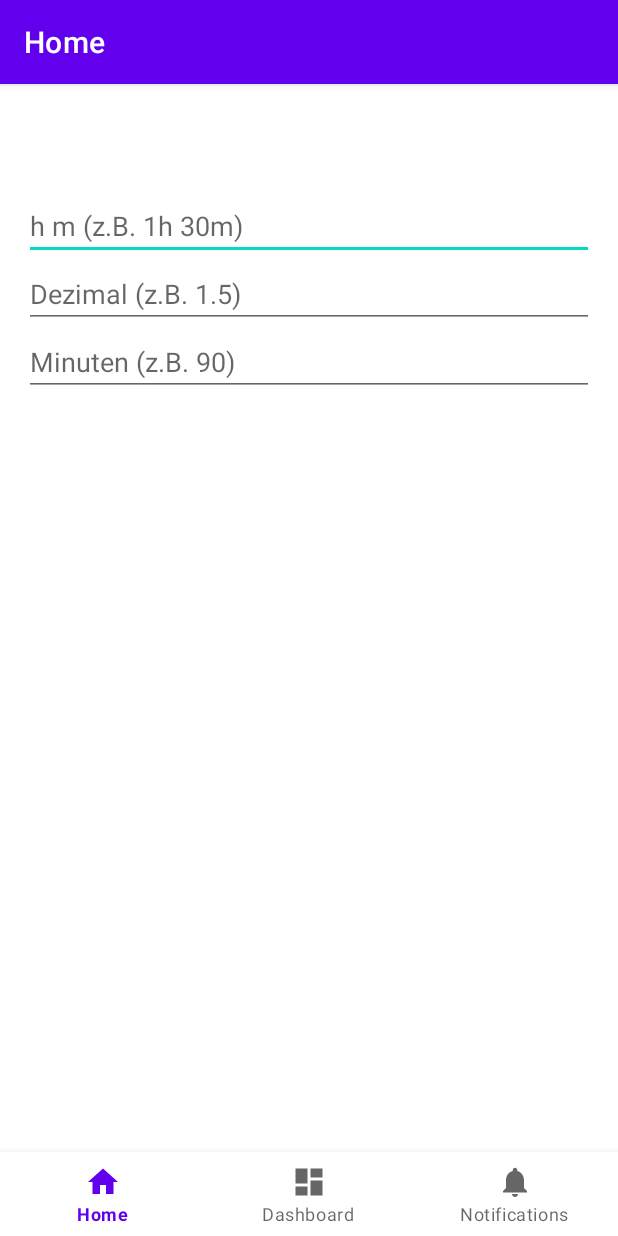
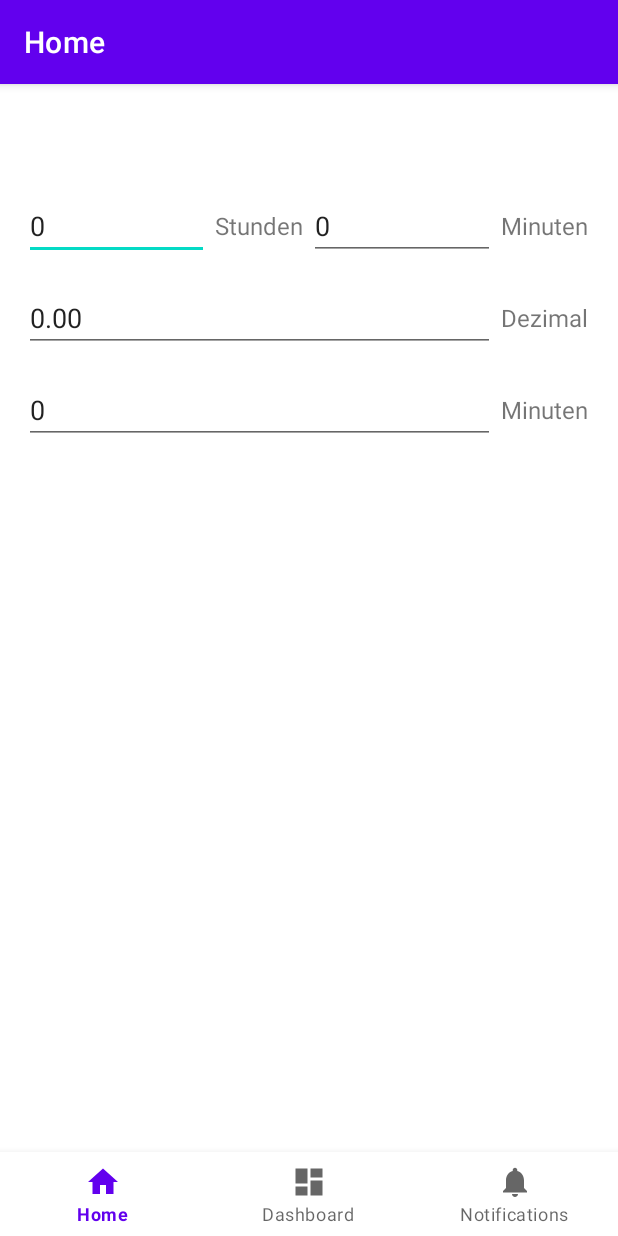
Before and after one commit to CodingRobIT/TimeCalculatorApp, an Android app: the screen it shows after launch (MainActivity), on a phone screen of 412 x 824 dp. Run offline under Robolectric (Android 15) with nearby library versions, the phone set to English and light mode, and no system bars; our stand-ins replace navigation-ui.

Commit message:
change HHMM field to two separated field one for hour and one for minutes. also added 0 as default for direct calculation

```diff
--- a/src/main/java/com/robins/timecalculator/ui/home/HomeFragment.java
+++ b/src/main/java/com/robins/timecalculator/ui/home/HomeFragment.java
@@ -14,7 +14,7 @@ import com.robins.timecalculator.R;
 
 public class HomeFragment extends Fragment {
 
-    private EditText editTextHHMM, editTextDecimal, editTextMinutes;
+    private EditText editTextHours, editTextMinutes, editTextDecimal, editTextTotalMinutes;
     private boolean isUpdating = false;
 
     @Nullable
@@ -22,11 +22,18 @@ public class HomeFragment extends Fragment {
     public View onCreateView(LayoutInflater inflater, ViewGroup container, Bundle savedInstanceState) {
         View view = inflater.inflate(R.layout.fragment_home, container, false);
 
-        editTextHHMM = view.findViewById(R.id.editTextHHMM);
+        editTextHours = view.findViewById(R.id.editTextHours);
+        editTextMinutes = view.findViewById(R.id.editTextMinutes);
         editTextDecimal = view.findViewById(R.id.editTextDecimal);
-        editTextMinutes = view.findViewById(R.id.editTextMinutes);
+        editTextTotalMinutes = view.findViewById(R.id.editTextTotalMinutes);
 
-        editTextHHMM.addTextChangedListener(new TextWatcher() {
+        // Setze Standardwerte
+        editTextHours.setText("0");
+        editTextMinutes.setText("0");
+        editTextDecimal.setText("0.00");
+        editTextTotalMinutes.setText("0");
+
+        editTextHours.addTextChangedListener(new TextWatcher() {
             @Override
             public void beforeTextChanged(CharSequence s, int start, int count, int after) {}
 
@@ -35,6 +42,24 @@ public class HomeFragment extends Fragment {
                 if (!isUpdating) {
                     isUpdating = true;
                     convertFromHHMM(s.toString());
+                    updateCalculation();
+                    isUpdating = false;
+                }
+            }
+
+            @Override
+            public void afterTextChanged(Editable s) {}
+        });
+
+        editTextMinutes.addTextChangedListener(new TextWatcher() {
+            @Override
+            public void beforeTextChanged(CharSequence s, int start, int count, int after) {}
+
+            @Override
+            public void onTextChanged(CharSequence s, int start, int before, int count) {
+                if (!isUpdating) {
+                    isUpdating = true;
+                    updateCalculation();
                     isUpdating = false;
                 }
             }
@@ -60,7 +85,7 @@ public class HomeFragment extends Fragment {
             public void afterTextChanged(Editable s) {}
         });
 
-        editTextMinutes.addTextChangedListener(new TextWatcher() {
+        editTextTotalMinutes.addTextChangedListener(new TextWatcher() {
             @Override
             public void beforeTextChanged(CharSequence s, int start, int count, int after) {}
 
@@ -102,8 +127,10 @@ public class HomeFragment extends Fragment {
             int hours = totalMinutes / 60;
             int minutes = totalMinutes % 60;
 
-            editTextHHMM.setText(hours + "h " + minutes + "m");
-            editTextMinutes.setText(String.valueOf(totalMinutes));
+            // Stunden und Minuten in die jeweiligen Felder eintragen
+            editTextHours.setText(String.valueOf(hours));
+            editTextMinutes.setText(String.valueOf(minutes));
+            editTextTotalMinutes.setText(String.valueOf(totalMinutes));
         } catch (Exception ignored) {}
     }
 
@@ -114,8 +141,32 @@ public class HomeFragment extends Fragment {
             int minutes = totalMinutes % 60;
             double decimalHours = totalMinutes / 60.0;
 
-            editTextHHMM.setText(hours + "h " + minutes + "m");
+            // Stunden, Minuten und Dezimalwert in die jeweiligen Felder eintragen
+            editTextHours.setText(String.valueOf(hours));
+            editTextMinutes.setText(String.valueOf(minutes));
             editTextDecimal.setText(String.format("%.2f", decimalHours));
+            editTextTotalMinutes.setText(String.valueOf(totalMinutes)); // notwendig?
         } catch (Exception ignored) {}
     }
+
+    // Methode zur Berechnung der Werte
+    private void updateCalculation() {
+        try {
+            // Stunden und Minuten aus den Feldern holen
+            int hours = Integer.parseInt(editTextHours.getText().toString());
+            int minutes = Integer.parseInt(editTextMinutes.getText().toString());
+
+            // Gesamtminuten berechnen
+            int totalMinutes = (hours * 60) + minutes;
+            editTextTotalMinutes.setText(String.valueOf(totalMinutes));
+
+            // Dezimalwert berechnen
+            double decimal = hours + (minutes / 60.0);
+            editTextDecimal.setText(String.format("%.2f", decimal));
+        } catch (NumberFormatException e) {
+            // Falls keine gültigen Zahlen eingegeben wurden
+            editTextTotalMinutes.setText("");
+            editTextDecimal.setText("");
+        }
+    }
 }
--- a/src/main/res/layout/fragment_home.xml
+++ b/src/main/res/layout/fragment_home.xml
@@ -5,25 +5,86 @@
     android:orientation="vertical"
     android:padding="16dp">
 
-    <EditText
-        android:id="@+id/editTextHHMM"
+    <!-- Zeilenlayout für Stunden und Minuten -->
+    <LinearLayout
         android:layout_width="match_parent"
         android:layout_height="wrap_content"
-        android:hint="h m (z.B. 1h 30m)"
-        android:inputType="text" />
+        android:orientation="horizontal"
+        android:gravity="center_vertical">
 
-    <EditText
-        android:id="@+id/editTextDecimal"
+        <EditText
+            android:id="@+id/editTextHours"
+            android:layout_width="0dp"
+            android:layout_weight="1"
+            android:layout_height="wrap_content"
+            android:hint="Stunden"
+            android:inputType="number" />
+
+        <TextView
+            android:layout_width="wrap_content"
+            android:layout_height="wrap_content"
+            android:text=" Stunden "
+            android:textSize="16sp" />
+
+        <EditText
+            android:id="@+id/editTextMinutes"
+            android:layout_width="0dp"
+            android:layout_weight="1"
+            android:layout_height="wrap_content"
+            android:hint="Minuten"
+            android:inputType="number" />
+
+        <TextView
+            android:layout_width="wrap_content"
+            android:layout_height="wrap_content"
+            android:text=" Minuten "
+            android:textSize="16sp" />
+    </LinearLayout>
+
+    <!-- Dezimalfeld -->
+    <LinearLayout
         android:layout_width="match_parent"
         android:layout_height="wrap_content"
-        android:hint="Dezimal (z.B. 1.5)"
-        android:inputType="numberDecimal" />
+        android:orientation="horizontal"
+        android:gravity="center_vertical"
+        android:layout_marginTop="16dp">
 
-    <EditText
-        android:id="@+id/editTextMinutes"
+        <EditText
+            android:id="@+id/editTextDecimal"
+            android:layout_width="0dp"
+            android:layout_weight="1"
+            android:layout_height="wrap_content"
+            android:hint="Dezimal"
+            android:inputType="numberDecimal" />
+
+        <TextView
+            android:layout_width="wrap_content"
+            android:layout_height="wrap_content"
+            android:text=" Dezimal "
+            android:textSize="16sp" />
+    </LinearLayout>
+
+    <!-- Minutenfeld -->
+    <LinearLayout
         android:layout_width="match_parent"
         android:layout_height="wrap_content"
-        android:hint="Minuten (z.B. 90)"
-        android:inputType="number" />
+        android:orientation="horizontal"
+        android:gravity="center_vertical"
+        android:layout_marginTop="16dp">
+
+        <EditText
+            android:id="@+id/editTextTotalMinutes"
+            android:layout_width="0dp"
+            android:layout_weight="1"
+            android:layout_height="wrap_content"
+            android:hint="Minuten"
+            android:inputType="number" />
+
+        <TextView
+            android:layout_width="wrap_content"
+            android:layout_height="wrap_content"
+            android:text=" Minuten "
+            android:textSize="16sp" />
+    </LinearLayout>
 
 </LinearLayout>
```
